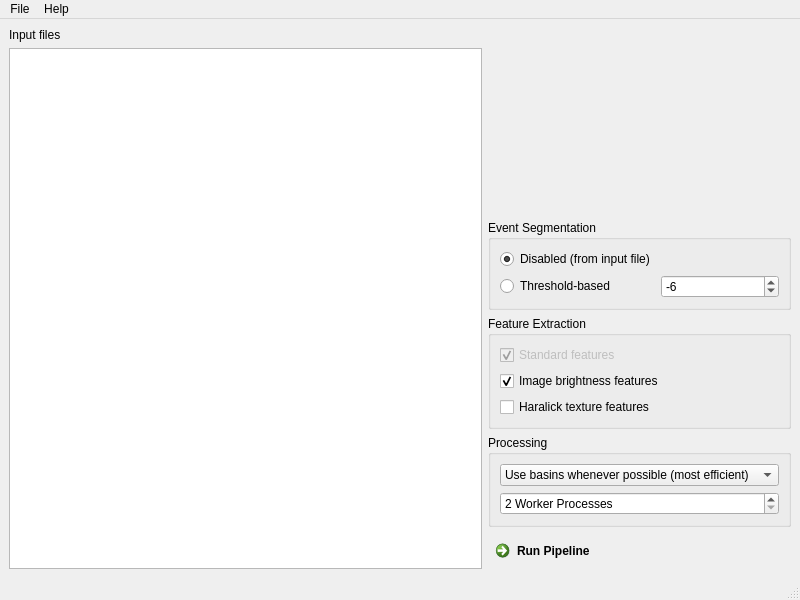
Above: chipstream/gui/main_window.ui from DC-analysis/ChipStream before the change. Below: the same form after it.
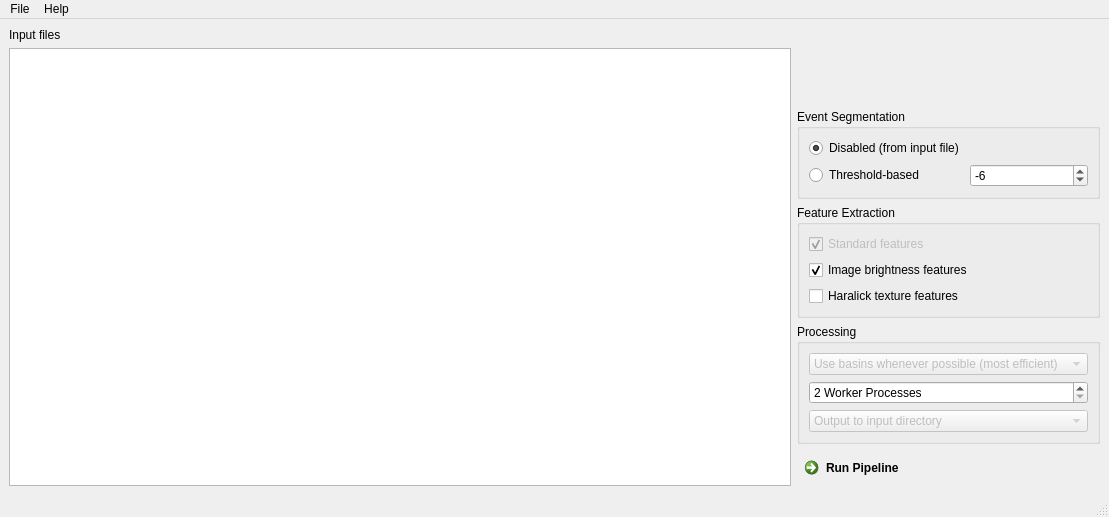
That is the form after the change. Custom widgets are drawn as their Qt base class.

Commit message: gui: intial working condition

```diff
--- a/chipstream/gui/main_window.ui
+++ b/chipstream/gui/main_window.ui
@@ -6,8 +6,8 @@
    <rect>
     <x>0</x>
     <y>0</y>
-    <width>800</width>
-    <height>600</height>
+    <width>1109</width>
+    <height>517</height>
    </rect>
   </property>
   <property name="windowTitle">
@@ -25,12 +25,53 @@
        </widget>
       </item>
       <item>
-       <widget class="QTreeView" name="treeView_2"/>
+       <widget class="ProgressTable" name="tableView_input">
+        <property name="dragDropMode">
+         <enum>QAbstractItemView::InternalMove</enum>
+        </property>
+        <property name="alternatingRowColors">
+         <bool>true</bool>
+        </property>
+        <property name="selectionMode">
+         <enum>QAbstractItemView::SingleSelection</enum>
+        </property>
+        <property name="selectionBehavior">
+         <enum>QAbstractItemView::SelectRows</enum>
+        </property>
+        <property name="sortingEnabled">
+         <bool>true</bool>
+        </property>
+        <property name="cornerButtonEnabled">
+         <bool>false</bool>
+        </property>
+        <attribute name="horizontalHeaderMinimumSectionSize">
+         <number>50</number>
+        </attribute>
+        <attribute name="horizontalHeaderStretchLastSection">
+         <bool>true</bool>
+        </attribute>
+        <attribute name="verticalHeaderVisible">
+         <bool>false</bool>
+        </attribute>
+       </widget>
       </item>
      </layout>
     </item>
     <item>
-     <layout class="QVBoxLayout" name="verticalLayout_6">
+     <widget class="QWidget" name="widget_options" native="true">
+      <layout class="QVBoxLayout" name="verticalLayout">
+       <property name="leftMargin">
+        <number>0</number>
+       </property>
+       <property name="topMargin">
+        <number>0</number>
+       </property>
+       <property name="rightMargin">
+        <number>0</number>
+       </property>
+       <property name="bottomMargin">
+        <number>0</number>
+       </property>
       <item>
        <spacer name="verticalSpacer_2">
         <property name="orientation">
@@ -44,7 +85,7 @@
         </property>
        </spacer>
       </item>
-      <item alignment="Qt::AlignTop">
+       <item>
        <widget class="QGroupBox" name="groupBox_4">
         <property name="sizePolicy">
          <sizepolicy hsizetype="Preferred" vsizetype="Preferred">
@@ -92,7 +133,7 @@
         </layout>
        </widget>
       </item>
-      <item alignment="Qt::AlignTop">
+       <item>
        <widget class="QGroupBox" name="groupBox_5">
         <property name="sizePolicy">
          <sizepolicy hsizetype="Preferred" vsizetype="Expanding">
@@ -151,6 +192,12 @@
         <layout class="QVBoxLayout" name="verticalLayout_8">
          <item>
           <widget class="QComboBox" name="comboBox_3">
+            <property name="enabled">
+             <bool>false</bool>
+            </property>
+            <property name="duplicatesEnabled">
+             <bool>false</bool>
+            </property>
            <item>
             <property name="text">
              <string>Use basins whenever possible (most efficient)</string>
@@ -176,17 +223,35 @@
            </property>
           </widget>
          </item>
+          <item>
+           <widget class="QComboBox" name="comboBox">
+            <property name="enabled">
+             <bool>false</bool>
+            </property>
+            <item>
+             <property name="text">
+              <string>Output to input directory</string>
+             </property>
+            </item>
+            <item>
+             <property name="text">
+              <string>Select output path...</string>
+             </property>
+            </item>
+           </widget>
+          </item>
         </layout>
        </widget>
       </item>
       <item>
-       <widget class="QCommandLinkButton" name="commandLinkButton_2">
+        <widget class="QCommandLinkButton" name="commandLinkButton_run">
         <property name="text">
          <string>Run Pipeline</string>
         </property>
        </widget>
       </item>
      </layout>
+     </widget>
     </item>
    </layout>
   </widget>
@@ -195,7 +260,7 @@
     <rect>
      <x>0</x>
      <y>0</y>
-     <width>800</width>
+     <width>1109</width>
      <height>22</height>
     </rect>
    </property>
@@ -256,6 +321,13 @@
    </property>
   </action>
  </widget>
+ <customwidgets>
+  <customwidget>
+   <class>ProgressTable</class>
+   <extends>QTableView</extends>
+   <header>chipstream.gui.table_progress</header>
+  </customwidget>
+ </customwidgets>
  <resources/>
  <connections/>
 </ui>
```
Lines whose indentation alone changed are shown as unchanged. The commit also changes 4 other files.
